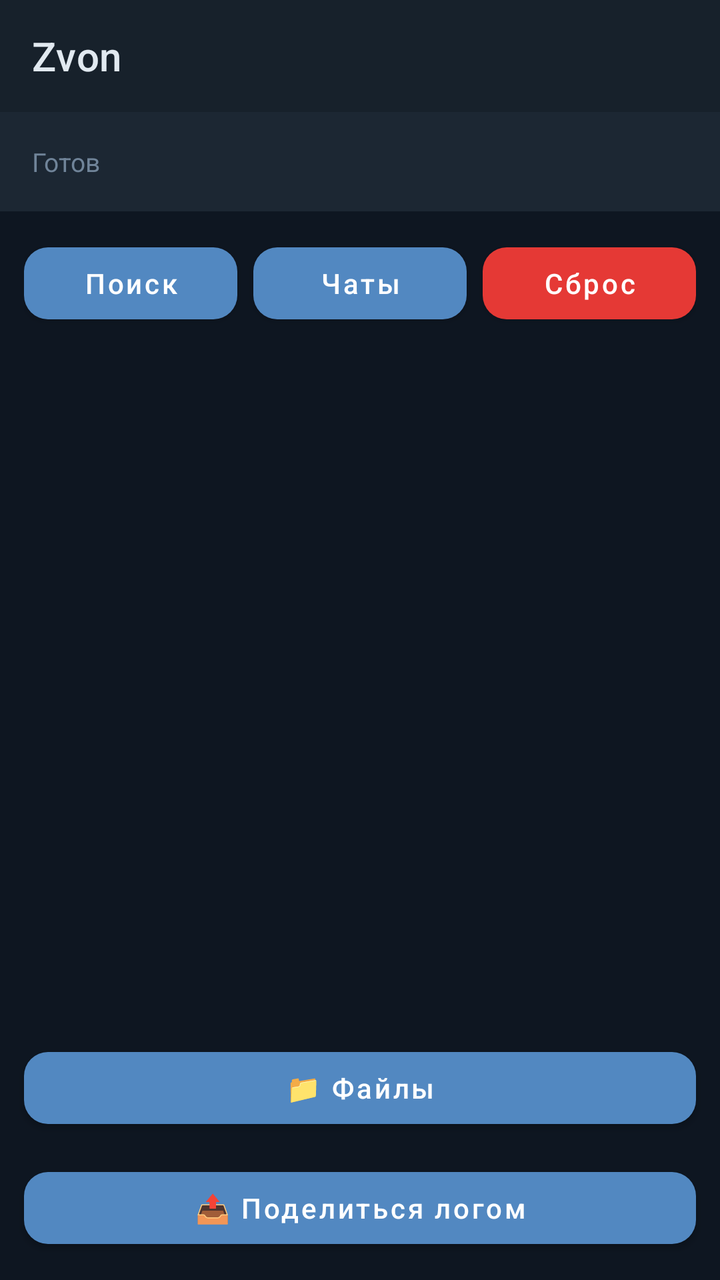
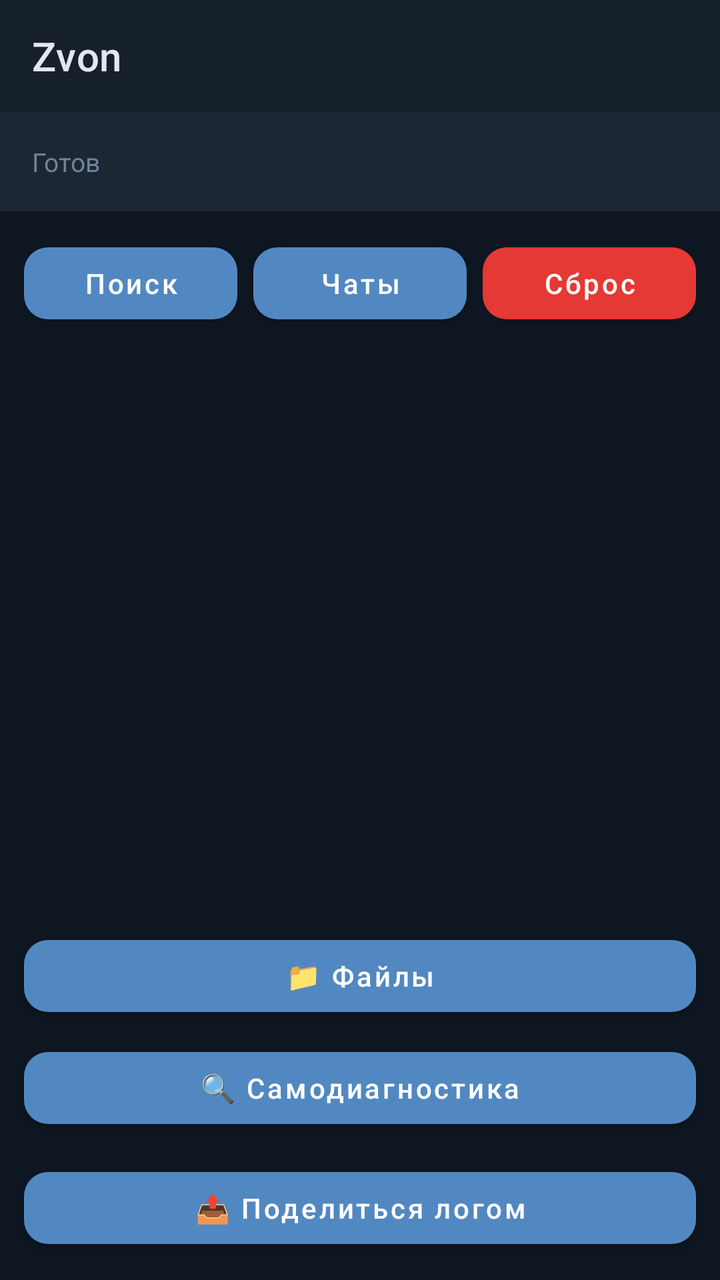

The first picture is an Android layout as it rendered before a commit; the second is the same layout after the commit. The layout source and the unified diff follow.
<!-- AndroidManifest.xml: application theme Theme.Zvon -->
<!-- res/layout/activity_main.xml -->
<?xml version="1.0" encoding="utf-8"?>
<FrameLayout xmlns:android="http://schemas.android.com/apk/res/android"
    xmlns:app="http://schemas.android.com/apk/res-auto"
    android:layout_width="match_parent" android:layout_height="match_parent"
    android:background="@color/z_bg">

    <LinearLayout android:id="@+id/discoveryView"
        android:layout_width="match_parent" android:layout_height="match_parent"
        android:orientation="vertical">

        <com.google.android.material.appbar.MaterialToolbar
            android:layout_width="match_parent" android:layout_height="?attr/actionBarSize"
            android:background="@color/z_surface"
            app:title="Zvon"
            app:titleTextColor="@color/z_text_primary" />

        <TextView android:id="@+id/statusText"
            android:layout_width="match_parent" android:layout_height="wrap_content"
            android:padding="16dp" android:text="Готов"
            android:textColor="@color/z_text_secondary" android:textSize="13sp"
            android:background="@color/z_surface_alt" />

        <LinearLayout android:layout_width="match_parent" android:layout_height="wrap_content"
            android:orientation="horizontal" android:padding="12dp">
            <com.google.android.material.button.MaterialButton
                android:id="@+id/btnDiscover" style="@style/Z_Button_Primary"
                android:layout_width="0dp" android:layout_weight="1"
                android:layout_height="wrap_content" android:text="Поиск" />
            <com.google.android.material.button.MaterialButton
                android:id="@+id/btnChats" style="@style/Z_Button_Primary"
                android:layout_width="0dp" android:layout_weight="1"
                android:layout_marginStart="8dp" android:layout_height="wrap_content"
                android:text="Чаты" />
            <com.google.android.material.button.MaterialButton
                android:id="@+id/btnForceReset" style="@style/Z_Button_Danger"
                android:layout_width="0dp" android:layout_weight="1"
                android:layout_marginStart="8dp" android:layout_height="wrap_content"
                android:text="Сброс" />
        </LinearLayout>

        <ScrollView android:layout_width="match_parent" android:layout_height="0dp"
            android:layout_weight="1">
            <LinearLayout android:id="@+id/peerList" android:layout_width="match_parent"
                android:layout_height="wrap_content" android:orientation="vertical"
                android:padding="12dp" />
        </ScrollView>

        <com.google.android.material.button.MaterialButton
            android:id="@+id/btnFiles" style="@style/Z_Button_Primary"
            android:layout_width="match_parent" android:layout_height="wrap_content"
            android:layout_marginStart="12dp" android:layout_marginEnd="12dp"
            android:layout_marginTop="8dp" android:text="📁 Файлы" />

        <com.google.android.material.button.MaterialButton
            android:id="@+id/btnShareLog" style="@style/Z_Button_Primary"
            android:layout_width="match_parent" android:layout_height="wrap_content"
            android:layout_margin="12dp" android:text="📤 Поделиться логом" />
    </LinearLayout>

    <LinearLayout android:id="@+id/callView" android:visibility="gone"
        android:layout_width="match_parent" android:layout_height="match_parent"
        android:orientation="vertical" android:gravity="center"
        android:background="@color/z_bg" android:padding="24dp">

        <TextView android:id="@+id/callStatus" android:layout_width="wrap_content"
            android:layout_height="wrap_content" android:text="Звонок"
            android:textColor="@color/z_text_primary" android:textSize="22sp"
            android:textStyle="bold" />
        <TextView android:id="@+id/callPeer" android:layout_width="wrap_content"
            android:layout_height="wrap_content" android:layout_marginTop="8dp"
            android:text="" android:textColor="@color/z_text_secondary" android:textSize="14sp" />
        <TextView android:id="@+id/callDuration" android:layout_width="wrap_content"
            android:layout_height="wrap_content" android:layout_marginTop="24dp"
            android:text="00:00" android:textColor="@color/z_text_primary"
            android:textSize="48sp" android:fontFamily="monospace" />
        <TextView android:id="@+id/callStats" android:layout_width="wrap_content"
            android:layout_height="wrap_content" android:layout_marginTop="8dp"
            android:text="" android:textColor="@color/z_text_secondary"
            android:textSize="10sp" android:fontFamily="monospace" />

        <LinearLayout android:layout_width="match_parent" android:layout_height="wrap_content"
            android:orientation="horizontal" android:layout_marginTop="40dp">
            <com.google.android.material.button.MaterialButton
                android:id="@+id/btnMute" style="@style/Z_Button_Primary"
                android:layout_width="0dp" android:layout_weight="1"
                android:layout_height="wrap_content" android:layout_marginEnd="6dp"
                android:text="🔇 Без звука" />
            <com.google.android.material.button.MaterialButton
                android:id="@+id/btnSpeaker" style="@style/Z_Button_Primary"
                android:layout_width="0dp" android:layout_weight="1"
                android:layout_height="wrap_content" android:layout_marginStart="6dp"
                android:text="📞 Телефон" />
        </LinearLayout>

        <com.google.android.material.button.MaterialButton
            android:id="@+id/btnHangup" style="@style/Z_Button_Danger"
            android:layout_width="match_parent" android:layout_height="wrap_content"
            android:layout_marginTop="8dp" android:text="Завершить" />
    </LinearLayout>
</FrameLayout>
<!-- resources referenced by this layout -->
<resources>
  <color name="z_bg">#0E1621</color>
  <color name="z_surface">#17212B</color>
  <color name="z_surface_alt">#1C2733</color>
  <color name="z_text_primary">#E1E9F0</color>
  <color name="z_text_secondary">#708499</color>
  <style name="Z_Button_Danger" parent="Widget.MaterialComponents.Button">
          <item name="backgroundTint">@color/z_red</item>
          <item name="android:textColor">#FFFFFF</item>
          <item name="cornerRadius">12dp</item>
          <item name="android:textAllCaps">false</item>
      </style>
  <style name="Z_Button_Primary" parent="Widget.MaterialComponents.Button">
          <item name="backgroundTint">@color/z_accent</item>
          <item name="android:textColor">#FFFFFF</item>
          <item name="cornerRadius">12dp</item>
          <item name="android:textAllCaps">false</item>
      </style>
  <style name="Theme.Zvon" parent="Theme.MaterialComponents.NoActionBar">
          <item name="colorPrimary">@color/z_accent</item>
          <item name="colorPrimaryVariant">@color/z_accent_dark</item>
          <item name="colorSecondary">@color/z_accent</item>
          <item name="android:colorBackground">@color/z_bg</item>
          <item name="colorSurface">@color/z_surface</item>
          <item name="android:windowLightStatusBar">false</item>
          <item name="android:statusBarColor">@color/z_surface</item>
          <item name="android:navigationBarColor">@color/z_bg</item>
      </style>
  <color name="z_red">#E53935</color>
  <color name="z_accent">#5288C1</color>
  <color name="z_accent_dark">#2B5278</color>
</resources>

<!-- the commit's change to res/layout/activity_main.xml (unified diff, before → after) -->
@@ -52,6 +52,12 @@
             android:layout_marginTop="8dp" android:text="📁 Файлы" />
 
         <com.google.android.material.button.MaterialButton
+            android:id="@+id/btnSelfTest" style="@style/Z_Button_Primary"
+            android:layout_width="match_parent" android:layout_height="wrap_content"
+            android:layout_marginStart="12dp" android:layout_marginEnd="12dp"
+            android:layout_marginTop="8dp" android:text="🔍 Самодиагностика" />
+
+        <com.google.android.material.button.MaterialButton
             android:id="@+id/btnShareLog" style="@style/Z_Button_Primary"
             android:layout_width="match_parent" android:layout_height="wrap_content"
             android:layout_margin="12dp" android:text="📤 Поделиться логом" />
